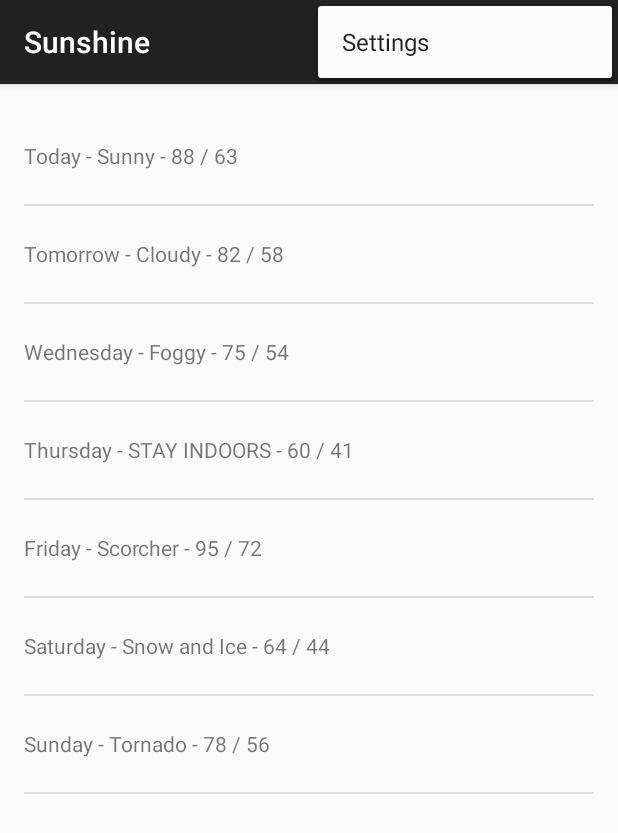
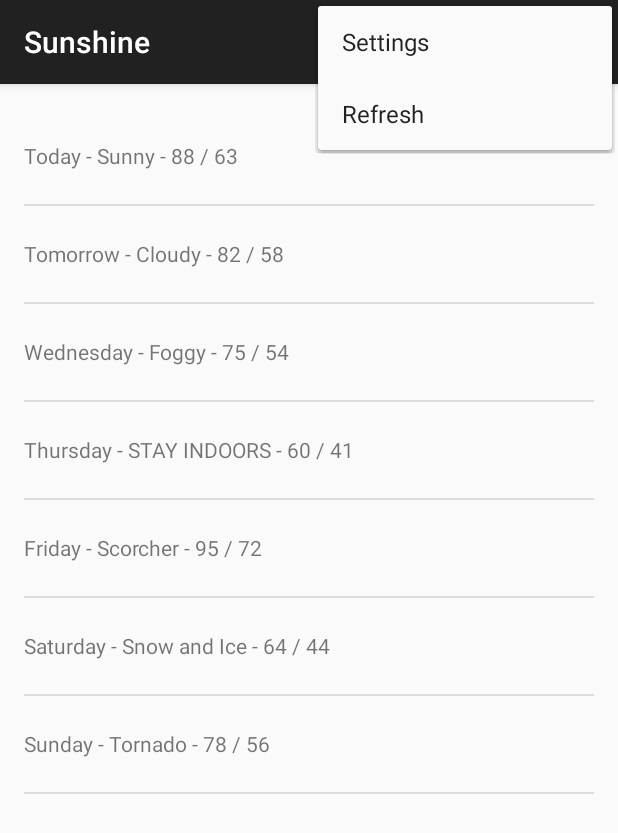
Before and after one commit to edmundjohnson/nd-sunshine, an Android app: the screen it shows after launch (MainActivity), with the options menu open, on a phone screen of 412 x 824 dp. Shown: the top 833 px of the screen. Run offline under Robolectric (Android 15) with nearby library versions, the phone set to English and light mode, and no system bars.

Commit message:
Lesson 2, part 1

```diff
--- a/app/src/main/AndroidManifest.xml
+++ b/app/src/main/AndroidManifest.xml
@@ -1,6 +1,8 @@
 <?xml version="1.0" encoding="utf-8"?>
 <manifest xmlns:android="http://schemas.android.com/apk/res/android"
     package="uk.jumpingmouse.sunshine" >
+
+    <uses-permission android:name="android.permission.INTERNET" />
 
     <application
         android:allowBackup="true"
--- /dev/null
+++ b/app/src/main/java/uk/jumpingmouse/sunshine/ForecastFragment.java
@@ -0,0 +1,181 @@
+package uk.jumpingmouse.sunshine;
+
+import android.os.AsyncTask;
+import android.os.Bundle;
+import android.support.v4.app.Fragment;
+import android.util.Log;
+import android.view.LayoutInflater;
+import android.view.Menu;
+import android.view.MenuInflater;
+import android.view.MenuItem;
+import android.view.View;
+import android.view.ViewGroup;
+import android.widget.ArrayAdapter;
+import android.widget.ListView;
+
+import java.io.BufferedReader;
+import java.io.IOException;
+import java.io.InputStream;
+import java.io.InputStreamReader;
+import java.net.HttpURLConnection;
+import java.net.URL;
+import java.security.InvalidParameterException;
+import java.util.ArrayList;
+import java.util.Arrays;
+import java.util.List;
+
+/**
+ * The fragment which displays the list of daily forecasts.
+ * @author Edmund Johnson.
+ */
+public class ForecastFragment extends Fragment {
+    /** The log tag for this class. */
+    private static final String LOG_TAG = ForecastFragment.class.getSimpleName();
+
+    /** The URL for retrieving the 7-day forecast for Mountain View. */
+    //private static final String FORECAST_URL = ""http://api.openweathermap.org/data/2.5/forecast/daily?q=94043&mode=json&units=metric&cnt=7"";
+    /** The URL for retrieving the 7-day forecast for Bristol UK. */
+    private static final String FORECAST_URL = "http://api.openweathermap.org/data/2.5/forecast/daily?id=2654675&mode=json&units=metric&cnt=7";
+
+    /**
+     * Default constructor.
+     */
+    public ForecastFragment() {
+    }
+
+    @Override
+    public void onCreate(Bundle savedInstanceState) {
+        super.onCreate(savedInstanceState);
+        // Indicate that the fragment can handle menu events
+        this.setHasOptionsMenu(true);
+    }
+
+    @Override
+    public void onCreateOptionsMenu (Menu menu, MenuInflater inflater) {
+        //super.onCreateOptionsMenu(menu, inflater);
+        //menu.clear();
+        inflater.inflate(R.menu.menu_forecastfragment, menu);
+    }
+
+    @Override
+    public boolean onOptionsItemSelected(MenuItem item) {
+        // Handle action bar item clicks here. The action bar will
+        // automatically handle clicks on the Home/Up button, so long
+        // as you specify a parent activity in AndroidManifest.xml.
+        int id = item.getItemId();
+        if (id == R.id.action_refresh) {
+            new FetchWeatherTask().execute(FORECAST_URL);
+            return true;
+        }
+        return super.onOptionsItemSelected(item);
+    }
+
+    @Override
+    public View onCreateView(LayoutInflater inflater, ViewGroup container,
+                             Bundle savedInstanceState) {
+
+        String[] forecastData = new String[] {
+                "Today - Sunny - 88 / 63",
+                "Tomorrow - Cloudy - 82 / 58",
+                "Wednesday - Foggy - 75 / 54",
+                "Thursday - STAY INDOORS - 60 / 41",
+                "Friday - Scorcher - 95 / 72",
+                "Saturday - Snow and Ice - 64 / 44",
+                "Sunday - Tornado - 78 / 56"
+        };
+        List<String> weekForecastItem = new ArrayList<>(Arrays.asList(forecastData));
+
+        ArrayAdapter<String> forecastAdapter = new ArrayAdapter<>(
+                // the current context
+                getActivity(),
+                // the list item layout
+                R.layout.list_item_forecast,
+                // the TextView to populate
+                R.id.list_item_forecast_textview,
+                weekForecastItem);
+
+        new FetchWeatherTask().execute(FORECAST_URL);
+
+        View rootView = inflater.inflate(R.layout.fragment_main, container, false);
+
+        // Get a reference to the ListView, and attach the adapter to it
+        ListView listForecast = (ListView) rootView.findViewById(R.id.listview_forecast);
+        listForecast.setAdapter(forecastAdapter);
+
+        return rootView;
+    }
+
+    public class FetchWeatherTask extends AsyncTask<String, Void, Void> {
+
+        @Override
+        protected Void doInBackground(String[] params) {
+            if (params == null || params.length != 1) {
+                throw new InvalidParameterException("FetchWeatherTask requires a single URL parameter");
+            }
+            String strUrl = params[0];
+
+            // These two need to be declared outside the try/catch
+            // so that they can be closed in the finally block.
+            HttpURLConnection urlConnection = null;
+            BufferedReader reader = null;
+
+            // Will contain the raw JSON response as a string.
+            String forecastJsonStr = null;
+
+            try {
+                // Construct the URL for the OpenWeatherMap query.
+                // Possible parameters are available at OpenWeatherMap's forecast API page,
+                // at http://openweathermap.org/API#forecast
+                URL url = new URL(strUrl);
+
+                // Create the request to OpenWeatherMap, and open the connection
+                urlConnection = (HttpURLConnection) url.openConnection();
+                urlConnection.setRequestMethod("GET");
+                urlConnection.connect();
+
+                // Read the input stream into a String
+                InputStream inputStream = urlConnection.getInputStream();
+                StringBuffer buffer = new StringBuffer();
+                if (inputStream == null) {
+                    // Nothing to do.
+                    return null;
+                }
+                reader = new BufferedReader(new InputStreamReader(inputStream));
+
+                String line;
+                while ((line = reader.readLine()) != null) {
+                    // Since it's JSON, adding a newline isn't necessary (it won't affect parsing)
+                    // But it does make debugging a *lot* easier if you print out the completed
+                    // buffer for debugging.
+                    buffer.append(line + "\n");
+                }
+
+                if (buffer.length() == 0) {
+                    // Stream was empty.  No point in parsing.
+                    return null;
+                }
+                forecastJsonStr = buffer.toString();
+
+                Log.v(LOG_TAG, "forecastJsonStr = \n" + forecastJsonStr);
+
+            } catch (IOException e) {
+                Log.e(LOG_TAG, "IOException", e);
+                // If the code didn't successfully get the weather data, there's no point in
+                // attempting to parse it.
+                return null;
+            } finally{
+                if (urlConnection != null) {
+                    urlConnection.disconnect();
+                }
+                if (reader != null) {
+                    try {
+                        reader.close();
+                    } catch (final IOException e) {
+                        Log.e(LOG_TAG, "Error closing stream", e);
+                    }
+                }
+            }
+            return null;
+        }
+    }
+}
--- a/app/src/main/java/uk/jumpingmouse/sunshine/MainActivity.java
+++ b/app/src/main/java/uk/jumpingmouse/sunshine/MainActivity.java
@@ -7,6 +7,9 @@ import android.view.MenuItem;
 
 
 /**
+ * TODO: Daily Benefit: Set translatable="false" for Strings which will not be translated
+ * TODO: Daily Benefit: Use HttpURLConnection not HttpClient
+ *
  * The main activity.
  * @author Edmund Johnson.
  */
@@ -17,7 +20,6 @@ public class MainActivity extends AppCompatActivity {
         super.onCreate(savedInstanceState);
         setContentView(R.layout.activity_main);
     }
-
 
     @Override
     public boolean onCreateOptionsMenu(Menu menu) {
--- a/app/src/main/java/uk/jumpingmouse/sunshine/MainActivityFragment.java
+++ /dev/null
@@ -1,57 +0,0 @@
-package uk.jumpingmouse.sunshine;
-
-import android.os.Bundle;
-import android.support.v4.app.Fragment;
-import android.view.LayoutInflater;
-import android.view.View;
-import android.view.ViewGroup;
-import android.widget.ArrayAdapter;
-import android.widget.ListView;
-
-import java.util.ArrayList;
-import java.util.Arrays;
-import java.util.List;
-
-/**
- * The fragment for the forecast list.
- * @author Edmund Johnson.
- */
-public class MainActivityFragment extends Fragment {
-
-    /**
-     * Default constructor.
-     */
-    public MainActivityFragment() {
-    }
-
-    @Override
-    public View onCreateView(LayoutInflater inflater, ViewGroup container,
-                             Bundle savedInstanceState) {
-        View rootView = inflater.inflate(R.layout.fragment_main, container, false);
-
-        String[] forecastArray = new String[] {
-                "Today - Sunny - 88 / 63",
-                "Tomorrow - Cloudy - 82 / 58",
-                "Wednesday - Foggy - 75 / 54",
-                "Thursday - STAY INDOORS - 60 / 41",
-                "Friday - Scorcher - 95 / 72",
-                "Saturday - Snow and Ice - 64 / 44",
-                "Sunday - Tornado - 78 / 56"
-        };
-        List<String> weekForecastItem = new ArrayList<>(Arrays.asList(forecastArray));
-
-        ArrayAdapter<String> forecastAdapter = new ArrayAdapter<>(
-                // the current context
-                getActivity(),
-                // the list item layout
-                R.layout.list_item_forecast,
-                // the TextView to populate
-                R.id.list_item_forecast_textview,
-                weekForecastItem);
-
-        ListView listForecast = (ListView) rootView.findViewById(R.id.listview_forecast);
-        listForecast.setAdapter(forecastAdapter);
-
-        return rootView;
-    }
-}
--- a/app/src/main/res/layout/activity_main.xml
+++ b/app/src/main/res/layout/activity_main.xml
@@ -1,7 +1,7 @@
 <fragment xmlns:android="http://schemas.android.com/apk/res/android"
     xmlns:tools="http://schemas.android.com/tools"
     android:id="@+id/fragment"
-    android:name="uk.jumpingmouse.sunshine.MainActivityFragment"
+    android:name="uk.jumpingmouse.sunshine.ForecastFragment"
     android:layout_width="match_parent"
     android:layout_height="match_parent"
     tools:layout="@layout/fragment_main" />
--- /dev/null
+++ b/app/src/main/res/menu/menu_forecastfragment.xml
@@ -0,0 +1,6 @@
+<?xml version="1.0" encoding="utf-8"?>
+<menu xmlns:android="http://schemas.android.com/apk/res/android"
+    xmlns:app="http://schemas.android.com/apk/res-auto">
+    <item android:id="@+id/action_refresh" android:title="@string/action_refresh"
+        android:orderInCategory="200" app:showAsAction="never" />
+</menu>
--- a/app/src/main/res/values/strings.xml
+++ b/app/src/main/res/values/strings.xml
@@ -1,5 +1,5 @@
 <resources>
     <string name="app_name">Sunshine</string>
     <string name="action_settings">Settings</string>
-
+    <string name="action_refresh" translatable="false">Refresh</string>
 </resources>
```
